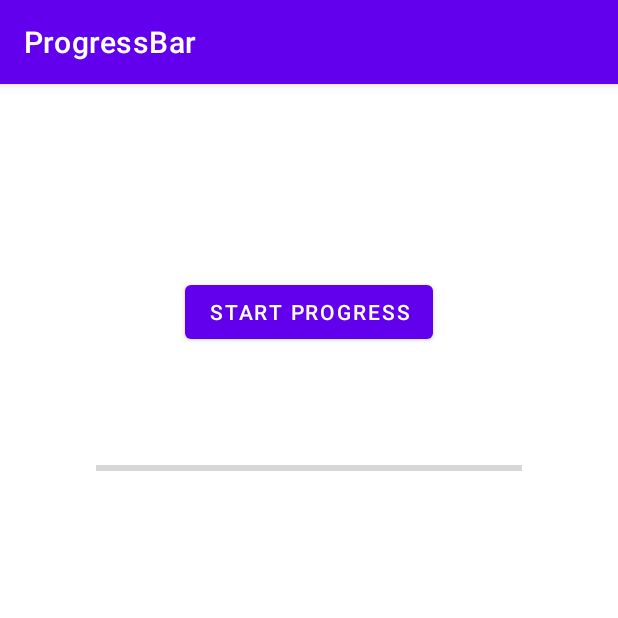
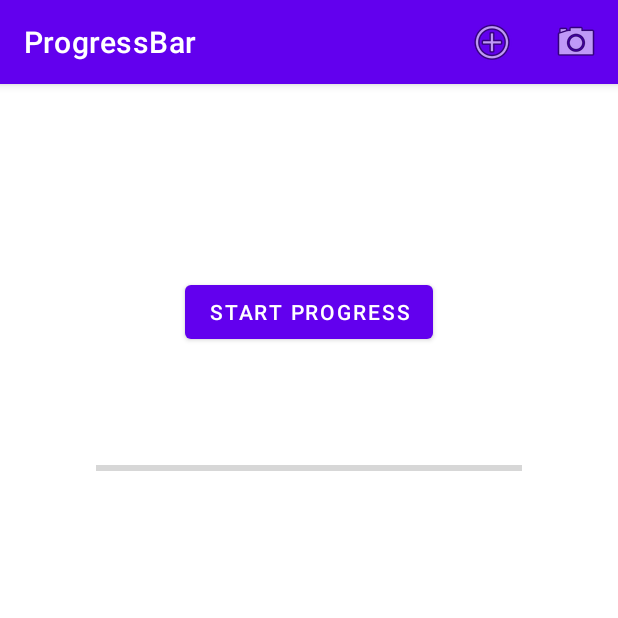
Before and after one commit to Korkmatik/Smartphone-Software-Development, an Android app: the screen it shows after launch (MainActivity), on a phone screen of 412 x 824 dp, the top half of it. Run offline under Robolectric (Android 15) with nearby library versions, the phone set to English and light mode, and no system bars.

Commit message:
Add Menu

```diff
--- a/ProgressBar/app/src/main/java/com/example/progressbar/MainActivity.java
+++ b/ProgressBar/app/src/main/java/com/example/progressbar/MainActivity.java
@@ -1,14 +1,20 @@
 package com.example.progressbar;
 
+import androidx.annotation.NonNull;
 import androidx.appcompat.app.AppCompatActivity;
 
 import android.os.AsyncTask;
 import android.os.Bundle;
+import android.util.Log;
+import android.view.Menu;
+import android.view.MenuItem;
 import android.view.View;
 import android.widget.Button;
 import android.widget.ProgressBar;
 
 public class MainActivity extends AppCompatActivity {
+
+    Menu menu;
 
     @Override
     protected void onCreate(Bundle savedInstanceState) {
@@ -26,4 +32,30 @@ public class MainActivity extends AppCompatActivity {
             }
         });
     }
+
+    @Override
+    public boolean onCreateOptionsMenu(Menu menu) {
+        getMenuInflater().inflate(R.menu.menu, menu);
+        return super.onCreateOptionsMenu(menu);
+    }
+
+    @Override
+    public boolean onPrepareOptionsMenu(Menu menu) {
+        //menu.setGroupVisible(R.id.my_items_grp, false);
+        return super.onPrepareOptionsMenu(menu);
+    }
+
+    @Override
+    public boolean onOptionsItemSelected(@NonNull MenuItem item) {
+        switch (item.getItemId()) {
+            case R.id.menu_item_add:
+                Log.i("MainActivity", "Add clicked");
+                break;
+        }
+        return super.onOptionsItemSelected(item);
+    }
+
+    public void takePicture(MenuItem menuItem) {
+        Log.i("MainActivity", "Take picture clicked");
+    }
 }
--- /dev/null
+++ b/ProgressBar/app/src/main/res/menu/menu.xml
@@ -0,0 +1,16 @@
+<?xml version="1.0" encoding="utf-8"?>
+<menu xmlns:android="http://schemas.android.com/apk/res/android"
+    xmlns:app="http://schemas.android.com/apk/res-auto">
+
+    <group android:id="@+id/my_items_grp">
+        <item android:id="@+id/menu_item_add"
+            android:title="Add"
+            app:showAsAction="ifRoom"
+            android:icon="@android:drawable/ic_menu_add" />
+
+        <item android:title="Take Picture"
+            app:showAsAction="ifRoom"
+            android:icon="@android:drawable/ic_menu_camera"
+            android:onClick="takePicture" />
+    </group>
+</menu>
```
